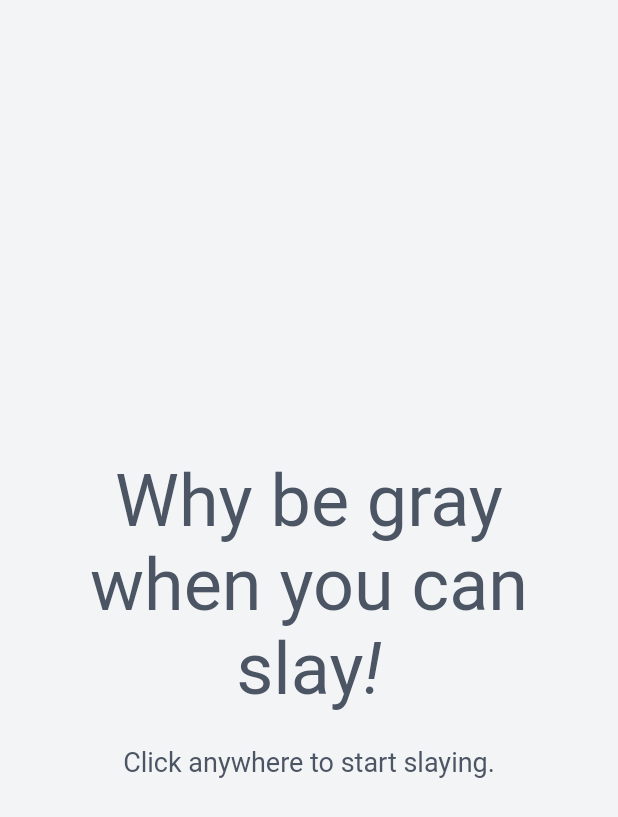
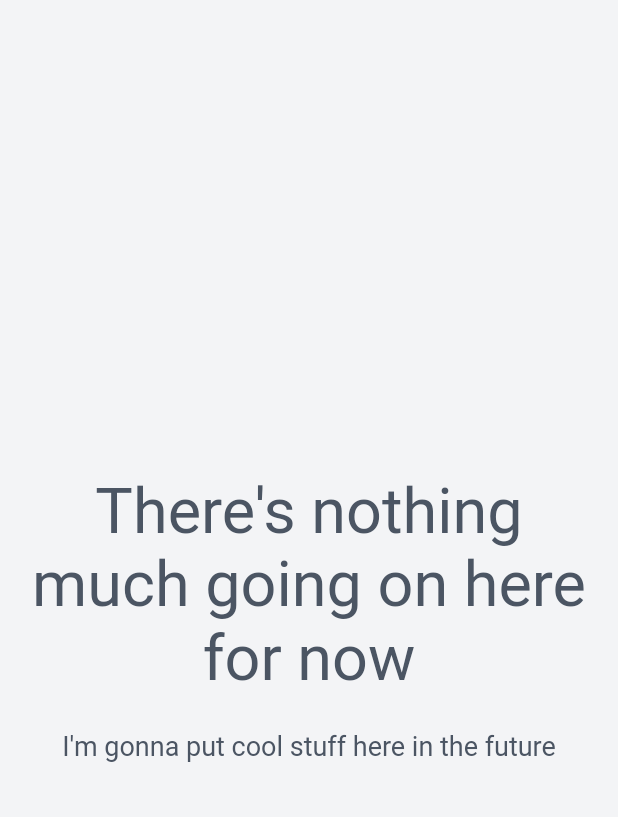
Before and after one commit to cervonwong/playground, a Flutter app: the screen it shows after launch, on a phone screen of 412 x 824 dp. Shown: the top 817 px of the screen. Run offline on Flutter 3.47's test engine with Material 2 defaults, Android fonts, the phone set to English and light mode, and no system bars; our stand-ins replace url_strategy; Roboto replaces fonts that are missing (Fraunces 72pt, Fraunces 9pt).

Commit message:
Remove quote, change wording

```diff
--- a/lib/screens/welcome_screen.dart
+++ b/lib/screens/welcome_screen.dart
@@ -69,8 +69,8 @@ class _WelcomeScreenState extends State<WelcomeScreen> {
                         ? 16.0
                         : LayoutCalculator.breakpoint(context: context) ==
                                 LayoutBreakpoint.small
-                            ? 32.0
-                            : 64.0,
+                            ? 42.0
+                            : 124.0,
                   ),
                   child: Column(
                     mainAxisSize: MainAxisSize.min,
@@ -148,7 +148,7 @@ class _AuxiliaryTextState extends State<AuxiliaryText>
       },
       child: widget.clickCount == 0
           ? Text(
-              'Click anywhere to start slaying.',
+              'I\'m gonna put cool stuff here in the future',
               textAlign: TextAlign.center,
               style: DefaultTextStyle.of(context).style.copyWith(
                     fontFamily: 'Fraunces 9pt',
@@ -162,7 +162,7 @@ class _AuxiliaryTextState extends State<AuxiliaryText>
               mainAxisAlignment: MainAxisAlignment.center,
               children: [
                 Text(
-                  'Slay counter: ',
+                  'Arbitrary points: ',
                   style: DefaultTextStyle.of(context).style.copyWith(
                         fontFamily: 'Fraunces 9pt',
                         fontSize:
@@ -204,28 +204,19 @@ class QuoteText extends StatelessWidget {
 
   @override
   Widget build(BuildContext context) {
-    return RichText(
-      text: TextSpan(
-          text: 'Why be gray when you can slay',
+    return Text(
+      'There\'s nothing much going on here for now',
+      textAlign: TextAlign.center,
       style: DefaultTextStyle.of(context).style.copyWith(
             fontSize: LayoutCalculator.breakpoint(context: context) ==
                     LayoutBreakpoint.smallest
-                    ? 48.0
+                ? 42.0
                 : LayoutCalculator.breakpoint(context: context) ==
                         LayoutBreakpoint.small
-                        ? 64.0
-                        : 88.0,
+                    ? 48.0
+                    : 62.0,
             fontFamily: 'Fraunces 72pt',
           ),
-          children: const [
-            TextSpan(
-              text: '!',
-              style: TextStyle(
-                fontStyle: FontStyle.italic,
-              ),
-            ),
-          ]),
-      textAlign: TextAlign.center,
     );
   }
 }
```
Lines whose indentation alone changed are shown as unchanged.
